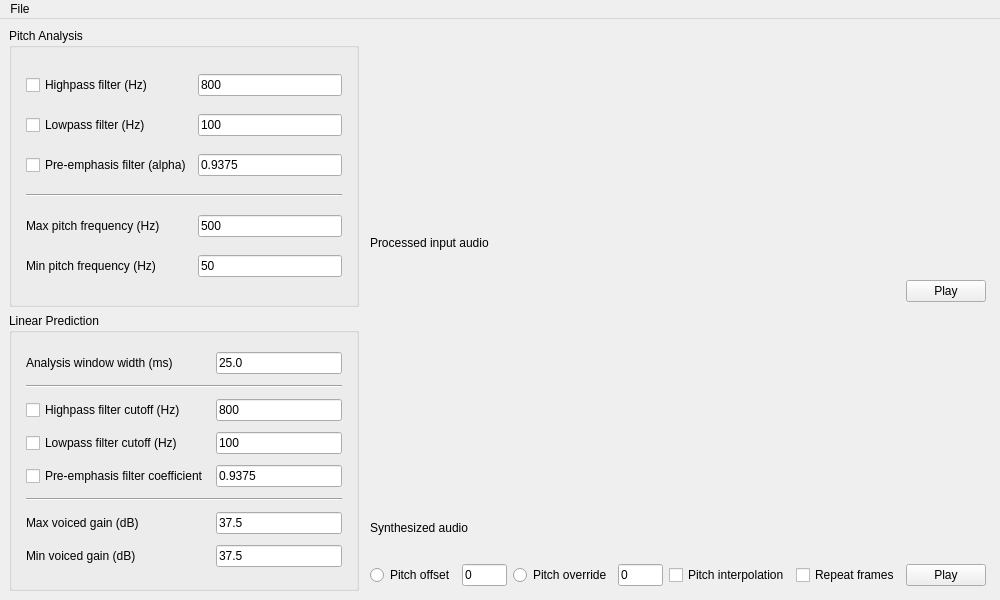
Qt form gui/mainwindow.ui (tornupnegatives/TMS-Express) before a commit.
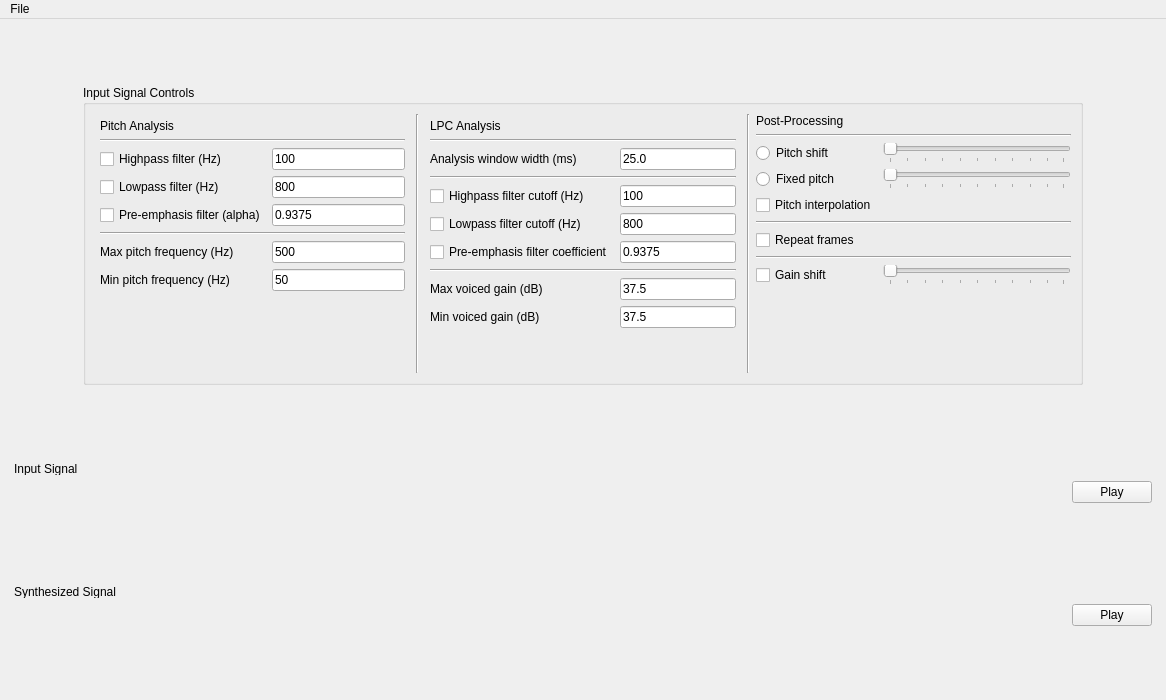
The same form after that commit.

Commit message: Drafted updated GUI with post-proc panel

```diff
--- a/gui/mainwindow.ui
+++ b/gui/mainwindow.ui
@@ -6,20 +6,20 @@
    <rect>
     <x>0</x>
     <y>0</y>
-    <width>1000</width>
-    <height>600</height>
+    <width>1166</width>
+    <height>700</height>
    </rect>
   </property>
   <property name="minimumSize">
    <size>
-    <width>1000</width>
-    <height>600</height>
+    <width>1024</width>
+    <height>700</height>
    </size>
   </property>
   <property name="maximumSize">
    <size>
-    <width>1080</width>
-    <height>800</height>
+    <width>16777215</width>
+    <height>16777215</height>
    </size>
   </property>
   <property name="baseSize">
@@ -32,150 +32,24 @@
    <string>MainWindow</string>
   </property>
   <widget class="QWidget" name="centralwidget">
-   <layout class="QGridLayout" name="gridLayout_2">
-    <item row="1" column="0">
-     <widget class="QGroupBox" name="lpcGroupBox">
-      <property name="sizePolicy">
-       <sizepolicy hsizetype="Fixed" vsizetype="Preferred">
-        <horstretch>0</horstretch>
-        <verstretch>0</verstretch>
-       </sizepolicy>
-      </property>
-      <property name="minimumSize">
-       <size>
-        <width>350</width>
-        <height>0</height>
-       </size>
-      </property>
-      <property name="maximumSize">
-       <size>
-        <width>350</width>
-        <height>16777215</height>
-       </size>
-      </property>
-      <property name="title">
-       <string>Linear Prediction</string>
-      </property>
-      <layout class="QHBoxLayout" name="horizontalLayout_6">
+   <layout class="QVBoxLayout" name="verticalLayout">
        <item>
-        <layout class="QGridLayout" name="lpcGrid">
-         <property name="leftMargin">
-          <number>5</number>
-         </property>
-         <property name="topMargin">
-          <number>5</number>
-         </property>
-         <property name="rightMargin">
-          <number>5</number>
-         </property>
-         <property name="bottomMargin">
-          <number>5</number>
-         </property>
-         <item row="8" column="0">
-          <widget class="QLabel" name="label_3">
-           <property name="text">
-            <string>Max voiced gain (dB)</string>
-           </property>
-          </widget>
-         </item>
-         <item row="4" column="1">
-          <widget class="QLineEdit" name="lpcLpfLine">
-           <property name="text">
-            <string>100</string>
-           </property>
-          </widget>
-         </item>
-         <item row="6" column="0" colspan="2">
-          <widget class="Line" name="line_4">
+     <layout class="QHBoxLayout" name="horizontalLayout_3">
+      <item>
+       <spacer name="horizontalSpacer_3">
            <property name="orientation">
             <enum>Qt::Horizontal</enum>
            </property>
-          </widget>
-         </item>
-         <item row="9" column="1">
-          <widget class="QLineEdit" name="lpcMaxUnvoicedGainLine">
-           <property name="text">
-            <string>37.5</string>
-           </property>
-          </widget>
-         </item>
-         <item row="5" column="0">
-          <widget class="QCheckBox" name="lpcPreemphEnable">
-           <property name="text">
-            <string>Pre-emphasis filter coefficient</string>
-           </property>
-          </widget>
-         </item>
-         <item row="3" column="0">
-          <widget class="QCheckBox" name="lpcHpfEnable">
-           <property name="text">
-            <string>Highpass filter cutoff (Hz)</string>
-           </property>
-          </widget>
-         </item>
-         <item row="5" column="1">
-          <widget class="QLineEdit" name="lpcPreemphLine">
-           <property name="text">
-            <string>0.9375</string>
-           </property>
-          </widget>
-         </item>
-         <item row="9" column="0">
-          <widget class="QLabel" name="label_4">
-           <property name="text">
-            <string>Min voiced gain (dB)</string>
-           </property>
-          </widget>
-         </item>
-         <item row="1" column="0">
-          <widget class="QLabel" name="label">
-           <property name="text">
-            <string>Analysis window width (ms)</string>
-           </property>
-          </widget>
-         </item>
-         <item row="2" column="0" colspan="2">
-          <widget class="Line" name="line_3">
-           <property name="orientation">
-            <enum>Qt::Horizontal</enum>
-           </property>
-          </widget>
-         </item>
-         <item row="3" column="1">
-          <widget class="QLineEdit" name="lpcHpfLine">
-           <property name="text">
-            <string>800</string>
-           </property>
-          </widget>
-         </item>
-         <item row="8" column="1">
-          <widget class="QLineEdit" name="lpcMaxVoicedGainLine">
-           <property name="text">
-            <string>37.5</string>
-           </property>
-          </widget>
-         </item>
-         <item row="1" column="1">
-          <widget class="QLineEdit" name="lpcWindowWidthLine">
-           <property name="text">
-            <string>25.0</string>
-           </property>
-          </widget>
-         </item>
-         <item row="4" column="0">
-          <widget class="QCheckBox" name="lpcLpfEnable">
-           <property name="text">
-            <string>Lowpass filter cutoff (Hz)</string>
-           </property>
-          </widget>
-         </item>
-        </layout>
-       </item>
-      </layout>
-     </widget>
-    </item>
-    <item row="0" column="0">
-     <widget class="QGroupBox" name="pitchGroupBox">
+        <property name="sizeHint" stdset="0">
+         <size>
+          <width>40</width>
+          <height>20</height>
+         </size>
+        </property>
+       </spacer>
+      </item>
+      <item>
+       <widget class="QGroupBox" name="inputControlGroupBox">
       <property name="sizePolicy">
        <sizepolicy hsizetype="Fixed" vsizetype="Preferred">
         <horstretch>0</horstretch>
@@ -184,18 +58,18 @@
       </property>
       <property name="minimumSize">
        <size>
-        <width>350</width>
-        <height>0</height>
+          <width>1000</width>
+          <height>280</height>
        </size>
       </property>
       <property name="maximumSize">
        <size>
-        <width>350</width>
-        <height>16777215</height>
+          <width>16777215</width>
+          <height>300</height>
        </size>
       </property>
       <property name="title">
-       <string>Pitch Analysis</string>
+         <string>Input Signal Controls</string>
       </property>
       <layout class="QHBoxLayout" name="horizontalLayout_5">
        <item>
@@ -215,42 +89,84 @@
          <property name="bottomMargin">
           <number>5</number>
          </property>
-         <item row="0" column="1">
-          <widget class="QLineEdit" name="pitchHpfLine">
+           <item row="0" column="0">
+            <widget class="QLabel" name="label_6">
            <property name="text">
-            <string>800</string>
+              <string>Pitch Analysis</string>
            </property>
           </widget>
          </item>
-         <item row="4" column="0">
+           <item row="7" column="1">
+            <widget class="QLineEdit" name="pitchMinFrqLine">
+             <property name="text">
+              <string>50</string>
+             </property>
+            </widget>
+           </item>
+           <item row="6" column="0">
           <widget class="QLabel" name="pitchMaxFrqLabel">
            <property name="text">
             <string>Max pitch frequency (Hz)</string>
            </property>
           </widget>
          </item>
-         <item row="1" column="1">
-          <widget class="QLineEdit" name="pitchLpfLine">
+           <item row="4" column="0">
+            <widget class="QCheckBox" name="pitchPreemphEnable">
            <property name="text">
-            <string>100</string>
+              <string>Pre-emphasis filter (alpha)</string>
            </property>
           </widget>
          </item>
-         <item row="5" column="0">
+           <item row="2" column="0">
+            <widget class="QCheckBox" name="pitchHpfEnable">
+             <property name="text">
+              <string>Highpass filter (Hz)</string>
+             </property>
+            </widget>
+           </item>
+           <item row="4" column="1">
+            <widget class="QLineEdit" name="pitchPreemphLine">
+             <property name="text">
+              <string>0.9375</string>
+             </property>
+            </widget>
+           </item>
+           <item row="7" column="0">
           <widget class="QLabel" name="pitchMinFrqLabel">
            <property name="text">
             <string>Min pitch frequency (Hz)</string>
            </property>
           </widget>
          </item>
-         <item row="1" column="0">
+           <item row="3" column="0">
           <widget class="QCheckBox" name="pitchLpfEnable">
            <property name="text">
             <string>Lowpass filter (Hz)</string>
            </property>
           </widget>
          </item>
-         <item row="3" column="0" colspan="2">
+           <item row="1" column="0" colspan="2">
+            <widget class="Line" name="line_5">
+             <property name="orientation">
+              <enum>Qt::Horizontal</enum>
+             </property>
+            </widget>
+           </item>
+           <item row="6" column="1">
+            <widget class="QLineEdit" name="pitchMaxFrqLine">
+             <property name="text">
+              <string>500</string>
+             </property>
+            </widget>
+           </item>
+           <item row="3" column="1">
+            <widget class="QLineEdit" name="pitchLpfLine">
+             <property name="text">
+              <string>800</string>
+             </property>
+            </widget>
+           </item>
+           <item row="5" column="0" colspan="2">
           <widget class="Line" name="line">
            <property name="windowModality">
             <enum>Qt::NonModal</enum>
@@ -261,47 +177,36 @@
           </widget>
          </item>
          <item row="2" column="1">
-          <widget class="QLineEdit" name="pitchPreemphLine">
+            <widget class="QLineEdit" name="pitchHpfLine">
            <property name="text">
-            <string>0.9375</string>
+              <string>100</string>
            </property>
           </widget>
          </item>
-         <item row="0" column="0">
-          <widget class="QCheckBox" name="pitchHpfEnable">
-           <property name="text">
-            <string>Highpass filter (Hz)</string>
-           </property>
-          </widget>
-         </item>
-         <item row="4" column="1">
-          <widget class="QLineEdit" name="pitchMaxFrqLine">
-           <property name="text">
-            <string>500</string>
-           </property>
-          </widget>
-         </item>
-         <item row="5" column="1">
-          <widget class="QLineEdit" name="pitchMinFrqLine">
-           <property name="text">
-            <string>50</string>
-           </property>
-          </widget>
+           <item row="8" column="0">
+            <spacer name="verticalSpacer">
+             <property name="orientation">
+              <enum>Qt::Vertical</enum>
+             </property>
+             <property name="sizeHint" stdset="0">
+              <size>
+               <width>20</width>
+               <height>40</height>
+              </size>
+             </property>
+            </spacer>
+           </item>
+          </layout>
          </item>
-         <item row="2" column="0">
-          <widget class="QCheckBox" name="pitchPreemphEnable">
-           <property name="text">
-            <string>Pre-emphasis filter (alpha)</string>
+         <item>
+          <widget class="Line" name="line_2">
+           <property name="orientation">
+            <enum>Qt::Vertical</enum>
            </property>
           </widget>
          </item>
-        </layout>
-       </item>
-      </layout>
-     </widget>
-    </item>
-    <item row="1" column="1">
-     <layout class="QVBoxLayout" name="outputWaveformLayout">
+         <item>
+          <layout class="QGridLayout" name="lpcGrid">
       <property name="leftMargin">
        <number>5</number>
       </property>
@@ -314,78 +219,255 @@
       <property name="bottomMargin">
        <number>5</number>
       </property>
-      <item>
-       <widget class="QWidget" name="lpcAudioWaveformWidget" native="true">
-        <property name="minimumSize">
+           <item row="4" column="1">
+            <widget class="QLineEdit" name="lpcHpfLine">
+             <property name="text">
+              <string>100</string>
+             </property>
+            </widget>
+           </item>
+           <item row="6" column="1">
+            <widget class="QLineEdit" name="lpcPreemphLine">
+             <property name="text">
+              <string>0.9375</string>
+             </property>
+            </widget>
+           </item>
+           <item row="5" column="0">
+            <widget class="QCheckBox" name="lpcLpfEnable">
+             <property name="text">
+              <string>Lowpass filter cutoff (Hz)</string>
+             </property>
+            </widget>
+           </item>
+           <item row="2" column="1">
+            <widget class="QLineEdit" name="lpcWindowWidthLine">
+             <property name="text">
+              <string>25.0</string>
+             </property>
+            </widget>
+           </item>
+           <item row="2" column="0">
+            <widget class="QLabel" name="label">
+             <property name="text">
+              <string>Analysis window width (ms)</string>
+             </property>
+            </widget>
+           </item>
+           <item row="5" column="1">
+            <widget class="QLineEdit" name="lpcLpfLine">
+             <property name="text">
+              <string>800</string>
+             </property>
+            </widget>
+           </item>
+           <item row="4" column="0">
+            <widget class="QCheckBox" name="lpcHpfEnable">
+             <property name="text">
+              <string>Highpass filter cutoff (Hz)</string>
+             </property>
+            </widget>
+           </item>
+           <item row="0" column="0">
+            <widget class="QLabel" name="label_7">
+             <property name="text">
+              <string>LPC Analysis</string>
+             </property>
+            </widget>
+           </item>
+           <item row="1" column="0" colspan="2">
+            <widget class="Line" name="line_6">
+             <property name="orientation">
+              <enum>Qt::Horizontal</enum>
+             </property>
+            </widget>
+           </item>
+           <item row="11" column="0">
+            <spacer name="verticalSpacer_4">
+             <property name="orientation">
+              <enum>Qt::Vertical</enum>
+             </property>
+             <property name="sizeHint" stdset="0">
          <size>
-          <width>500</width>
-          <height>220</height>
-         </size>
-        </property>
-        <property name="autoFillBackground">
-         <bool>false</bool>
-        </property>
-        <widget class="QLabel" name="label_2">
-         <property name="geometry">
-          <rect>
-           <x>0</x>
-           <y>200</y>
-           <width>110</width>
-           <height>20</height>
-          </rect>
-         </property>
+               <width>20</width>
+               <height>40</height>
+              </size>
+             </property>
+            </spacer>
+           </item>
+           <item row="9" column="0">
+            <widget class="QLabel" name="label_3">
+             <property name="text">
+              <string>Max voiced gain (dB)</string>
+             </property>
+            </widget>
+           </item>
+           <item row="3" column="0" colspan="2">
+            <widget class="Line" name="line_3">
+             <property name="orientation">
+              <enum>Qt::Horizontal</enum>
+             </property>
+            </widget>
+           </item>
+           <item row="6" column="0">
+            <widget class="QCheckBox" name="lpcPreemphEnable">
          <property name="text">
-          <string>Synthesized audio</string>
-         </property>
-        </widget>
-       </widget>
-      </item>
-      <item>
-       <layout class="QHBoxLayout" name="postProcLayout">
-        <item>
-         <widget class="QRadioButton" name="postPitchOffsetToggle">
+              <string>Pre-emphasis filter coefficient</string>
+             </property>
+            </widget>
+           </item>
+           <item row="9" column="1">
+            <widget class="QLineEdit" name="lpcMaxVoicedGainLine">
+             <property name="text">
+              <string>37.5</string>
+             </property>
+            </widget>
+           </item>
+           <item row="10" column="0">
+            <widget class="QLabel" name="label_4">
           <property name="text">
-           <string>Pitch offset</string>
+              <string>Min voiced gain (dB)</string>
           </property>
          </widget>
         </item>
-        <item>
-         <widget class="QLineEdit" name="postPitchOffsetLine">
+           <item row="7" column="0" colspan="2">
+            <widget class="Line" name="line_4">
+             <property name="orientation">
+              <enum>Qt::Horizontal</enum>
+             </property>
+            </widget>
+           </item>
+           <item row="10" column="1">
+            <widget class="QLineEdit" name="lpcMaxUnvoicedGainLine">
           <property name="text">
-           <string>0</string>
+              <string>37.5</string>
           </property>
          </widget>
         </item>
+          </layout>
+         </item>
         <item>
-         <widget class="QRadioButton" name="postPitchOverrideToggle">
-          <property name="text">
-           <string>Pitch override</string>
+          <widget class="Line" name="line_7">
+           <property name="orientation">
+            <enum>Qt::Vertical</enum>
           </property>
          </widget>
         </item>
         <item>
-         <widget class="QLineEdit" name="postPitchOverrideLine">
+          <layout class="QGridLayout" name="gridLayout">
+           <item row="9" column="0">
+            <widget class="QCheckBox" name="checkBox">
           <property name="text">
-           <string>0</string>
+              <string>Gain shift</string>
           </property>
          </widget>
         </item>
-        <item>
+           <item row="9" column="1">
+            <widget class="QSlider" name="horizontalSlider">
+             <property name="orientation">
+              <enum>Qt::Horizontal</enum>
+             </property>
+             <property name="tickPosition">
+              <enum>QSlider::TicksBelow</enum>
+             </property>
+            </widget>
+           </item>
+           <item row="2" column="1">
+            <widget class="QSlider" name="horizontalSlider_2">
+             <property name="orientation">
+              <enum>Qt::Horizontal</enum>
+             </property>
+             <property name="tickPosition">
+              <enum>QSlider::TicksBelow</enum>
+             </property>
+            </widget>
+           </item>
+           <item row="5" column="0">
          <widget class="QCheckBox" name="postPitchInterpEnable">
           <property name="text">
            <string>Pitch interpolation</string>
           </property>
          </widget>
         </item>
-        <item>
+           <item row="0" column="0">
+            <widget class="QLabel" name="label_2">
+             <property name="text">
+              <string>Post-Processing</string>
+             </property>
+            </widget>
+           </item>
+           <item row="1" column="0" colspan="2">
+            <widget class="Line" name="line_8">
+             <property name="orientation">
+              <enum>Qt::Horizontal</enum>
+             </property>
+            </widget>
+           </item>
+           <item row="6" column="0" colspan="2">
+            <widget class="Line" name="line_9">
+             <property name="orientation">
+              <enum>Qt::Horizontal</enum>
+             </property>
+            </widget>
+           </item>
+           <item row="2" column="0">
+            <widget class="QRadioButton" name="radioButton">
+             <property name="text">
+              <string>Pitch shift</string>
+             </property>
+            </widget>
+           </item>
+           <item row="8" column="0" colspan="2">
+            <widget class="Line" name="line_10">
+             <property name="orientation">
+              <enum>Qt::Horizontal</enum>
+             </property>
+            </widget>
+           </item>
+           <item row="3" column="1">
+            <widget class="QSlider" name="horizontalSlider_3">
+             <property name="orientation">
+              <enum>Qt::Horizontal</enum>
+             </property>
+             <property name="tickPosition">
+              <enum>QSlider::TicksBelow</enum>
+             </property>
+            </widget>
+           </item>
+           <item row="10" column="0">
+            <spacer name="verticalSpacer_5">
+             <property name="orientation">
+              <enum>Qt::Vertical</enum>
+             </property>
+             <property name="sizeHint" stdset="0">
+              <size>
+               <width>20</width>
+               <height>40</height>
+              </size>
+             </property>
+            </spacer>
+           </item>
+           <item row="7" column="0">
          <widget class="QCheckBox" name="postRepeatFramesEnable">
           <property name="text">
            <string>Repeat frames</string>
           </property>
          </widget>
         </item>
+           <item row="3" column="0">
+            <widget class="QRadioButton" name="radioButton_2">
+             <property name="text">
+              <string>Fixed pitch</string>
+             </property>
+            </widget>
+           </item>
+          </layout>
+         </item>
+        </layout>
+       </widget>
+      </item>
         <item>
-         <spacer name="horizontalSpacer_2">
+       <spacer name="horizontalSpacer_4">
           <property name="orientation">
            <enum>Qt::Horizontal</enum>
           </property>
@@ -397,18 +479,25 @@
           </property>
          </spacer>
         </item>
+     </layout>
+    </item>
         <item>
-         <widget class="QPushButton" name="lpcAudioPlay">
-          <property name="text">
-           <string>Play</string>
-          </property>
-         </widget>
-        </item>
-       </layout>
-      </item>
-     </layout>
-    </item>
-    <item row="0" column="1">
+     <spacer name="verticalSpacer_2">
+      <property name="orientation">
+       <enum>Qt::Vertical</enum>
+      </property>
+      <property name="sizeType">
+       <enum>QSizePolicy::Preferred</enum>
+      </property>
+      <property name="sizeHint" stdset="0">
+       <size>
+        <width>20</width>
+        <height>10</height>
+       </size>
+      </property>
+     </spacer>
+    </item>
+    <item>
      <layout class="QVBoxLayout" name="inputWaveformLayout">
       <property name="leftMargin">
        <number>5</number>
@@ -423,32 +512,16 @@
        <number>5</number>
       </property>
       <item>
-       <widget class="QWidget" name="inputAudioWaveformWidget" native="true">
-        <property name="minimumSize">
+       <widget class="QLabel" name="label_5">
+        <property name="maximumSize">
          <size>
-          <width>500</width>
-          <height>220</height>
+          <width>16777215</width>
+          <height>12</height>
          </size>
         </property>
-        <property name="acceptDrops">
-         <bool>false</bool>
-        </property>
-        <property name="autoFillBackground">
-         <bool>false</bool>
-        </property>
-        <widget class="QLabel" name="inputAudioLabel">
-         <property name="geometry">
-          <rect>
-           <x>0</x>
-           <y>200</y>
-           <width>133</width>
-           <height>20</height>
-          </rect>
-         </property>
          <property name="text">
-          <string>Processed input audio</string>
-         </property>
-        </widget>
+         <string>Input Signal</string>
+        </property>
        </widget>
       </item>
       <item>
@@ -458,16 +531,100 @@
           <property name="orientation">
            <enum>Qt::Horizontal</enum>
           </property>
+          <property name="sizeType">
+           <enum>QSizePolicy::Expanding</enum>
+          </property>
           <property name="sizeHint" stdset="0">
            <size>
             <width>40</width>
-            <height>20</height>
+            <height>12</height>
            </size>
           </property>
          </spacer>
         </item>
         <item>
          <widget class="QPushButton" name="inputAudioPlay">
+          <property name="maximumSize">
+           <size>
+            <width>16777215</width>
+            <height>16777215</height>
+           </size>
+          </property>
+          <property name="text">
+           <string>Play</string>
+          </property>
+         </widget>
+        </item>
+       </layout>
+      </item>
+     </layout>
+    </item>
+    <item>
+     <spacer name="verticalSpacer_3">
+      <property name="orientation">
+       <enum>Qt::Vertical</enum>
+      </property>
+      <property name="sizeType">
+       <enum>QSizePolicy::Preferred</enum>
+      </property>
+      <property name="sizeHint" stdset="0">
+       <size>
+        <width>20</width>
+        <height>10</height>
+       </size>
+      </property>
+     </spacer>
+    </item>
+    <item>
+     <layout class="QVBoxLayout" name="outputWaveformLayout">
+      <property name="leftMargin">
+       <number>5</number>
+      </property>
+      <property name="topMargin">
+       <number>5</number>
+      </property>
+      <property name="rightMargin">
+       <number>5</number>
+      </property>
+      <property name="bottomMargin">
+       <number>5</number>
+      </property>
+      <item>
+       <widget class="QLabel" name="label_8">
+        <property name="maximumSize">
+         <size>
+          <width>16777215</width>
+          <height>12</height>
+         </size>
+        </property>
+        <property name="text">
+         <string>Synthesized Signal</string>
+        </property>
+       </widget>
+      </item>
+      <item>
+       <layout class="QHBoxLayout" name="postProcLayout">
+        <item>
+         <spacer name="horizontalSpacer_2">
+          <property name="orientation">
+           <enum>Qt::Horizontal</enum>
+          </property>
+          <property name="sizeHint" stdset="0">
+           <size>
+            <width>40</width>
+            <height>12</height>
+           </size>
+          </property>
+         </spacer>
+        </item>
+        <item>
+         <widget class="QPushButton" name="lpcAudioPlay">
+          <property name="maximumSize">
+           <size>
+            <width>16777215</width>
+            <height>16777215</height>
+           </size>
+          </property>
           <property name="text">
            <string>Play</string>
           </property>
@@ -484,7 +641,7 @@
     <rect>
      <x>0</x>
      <y>0</y>
-     <width>1000</width>
+     <width>1166</width>
      <height>22</height>
     </rect>
    </property>
```
Left out of the diff: 83 changed lines with no effect on the pictures. Lines whose indentation alone changed are shown as unchanged. The commit also changes 2 other files.
